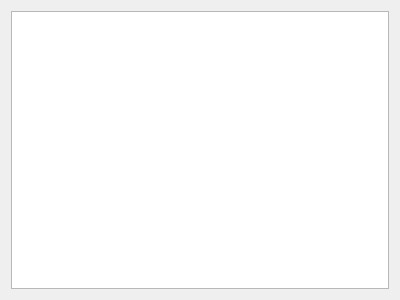
First picture: the form in src/gui/simulator.ui, repository KLZ-0/ICP-project, before the edit.
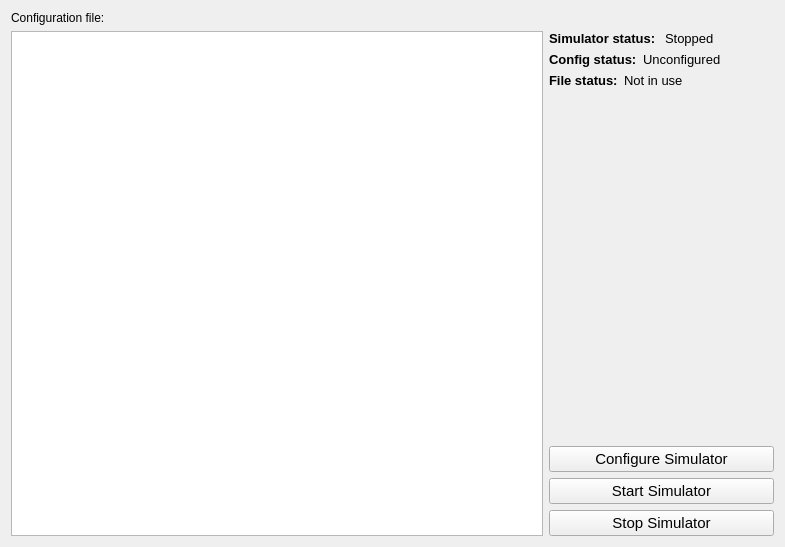
Second picture: the form after the edit.

Commit message: set up simulator ui

What changed in the file:
```diff
--- a/src/gui/simulator.ui
+++ b/src/gui/simulator.ui
@@ -6,17 +6,181 @@
    <rect>
     <x>0</x>
     <y>0</y>
-    <width>400</width>
-    <height>300</height>
+    <width>785</width>
+    <height>547</height>
    </rect>
   </property>
   <property name="windowTitle">
    <string>Form</string>
   </property>
   <layout class="QGridLayout" name="gridLayout">
-   <item row="0" column="0">
+   <item row="4" column="0" colspan="2">
+    <layout class="QGridLayout" name="FileLabelGrid">
+     <item row="0" column="0">
+      <widget class="QLabel" name="configFileLabel">
+       <property name="maximumSize">
+        <size>
+         <width>381</width>
+         <height>16777215</height>
+        </size>
+       </property>
+       <property name="text">
+        <string>Configuration file:</string>
+       </property>
+      </widget>
+     </item>
+     <item row="0" column="1">
+      <widget class="QLabel" name="openFileName">
+       <property name="text">
+        <string/>
+       </property>
+      </widget>
+     </item>
+    </layout>
+   </item>
+   <item row="5" column="0" colspan="7">
     <widget class="QPlainTextEdit" name="configEdit"/>
    </item>
+   <item row="5" column="7" colspan="3">
+    <layout class="QGridLayout" name="ControlGrid" rowstretch="0,0,0,0,0,0,0,0,1,0,0,0,0,0">
+     <item row="11" column="0">
+      <widget class="QPushButton" name="startButton">
+       <property name="font">
+        <font>
+         <pointsize>11</pointsize>
+        </font>
+       </property>
+       <property name="text">
+        <string>Start Simulator</string>
+       </property>
+      </widget>
+     </item>
+     <item row="6" column="0">
+      <layout class="QGridLayout" name="confStatusGrid" columnstretch="0,1">
+       <item row="0" column="0">
+        <widget class="QLabel" name="configStatusLabel">
+         <property name="font">
+          <font>
+           <pointsize>10</pointsize>
+           <weight>75</weight>
+           <bold>true</bold>
+          </font>
+         </property>
+         <property name="text">
+          <string>Config status:</string>
+         </property>
+        </widget>
+       </item>
+       <item row="0" column="1">
+        <widget class="QLabel" name="configStatus">
+         <property name="font">
+          <font>
+           <pointsize>10</pointsize>
+          </font>
+         </property>
+         <property name="text">
+          <string>Unconfigured</string>
+         </property>
+        </widget>
+       </item>
+      </layout>
+     </item>
+     <item row="8" column="0">
+      <widget class="QLabel" name="fillLabel">
+       <property name="text">
+        <string/>
+       </property>
+      </widget>
+     </item>
+     <item row="0" column="0">
+      <layout class="QGridLayout" name="simStatusGrid" columnstretch="0,0">
+       <item row="0" column="1">
+        <widget class="QLabel" name="simStatus">
+         <property name="font">
+          <font>
+           <pointsize>10</pointsize>
+          </font>
+         </property>
+         <property name="text">
+          <string>Stopped</string>
+         </property>
+        </widget>
+       </item>
+       <item row="0" column="0">
+        <widget class="QLabel" name="simStatusLabel">
+         <property name="font">
+          <font>
+           <pointsize>10</pointsize>
+           <weight>75</weight>
+           <bold>true</bold>
+          </font>
+         </property>
+         <property name="text">
+          <string>Simulator status:</string>
+         </property>
+        </widget>
+       </item>
+      </layout>
+     </item>
+     <item row="12" column="0">
+      <widget class="QPushButton" name="stopButton">
+       <property name="font">
+        <font>
+         <pointsize>11</pointsize>
+        </font>
+       </property>
+       <property name="text">
+        <string>Stop Simulator</string>
+       </property>
+      </widget>
+     </item>
+     <item row="9" column="0">
+      <widget class="QPushButton" name="configButton">
+       <property name="font">
+        <font>
+         <pointsize>11</pointsize>
+        </font>
+       </property>
+       <property name="toolTip">
+        <string>Try to configure simulator with the currently visible json config file.</string>
+       </property>
+       <property name="text">
+        <string>Configure Simulator</string>
+       </property>
+      </widget>
+     </item>
+     <item row="7" column="0">
+      <layout class="QGridLayout" name="fileStatusGrid" columnstretch="0,1">
+       <item row="0" column="0">
+        <widget class="QLabel" name="fileStatusLabel">
+         <property name="font">
+          <font>
+           <pointsize>10</pointsize>
+           <weight>75</weight>
+           <bold>true</bold>
+          </font>
+         </property>
+         <property name="text">
+          <string>File status:</string>
+         </property>
+        </widget>
+       </item>
+       <item row="0" column="1">
+        <widget class="QLabel" name="fileStatus">
+         <property name="font">
+          <font>
+           <pointsize>10</pointsize>
+          </font>
+         </property>
+         <property name="text">
+          <string>Not in use</string>
+         </property>
+        </widget>
+       </item>
+      </layout>
+     </item>
+    </layout>
+   </item>
   </layout>
  </widget>
  <resources/>
```
